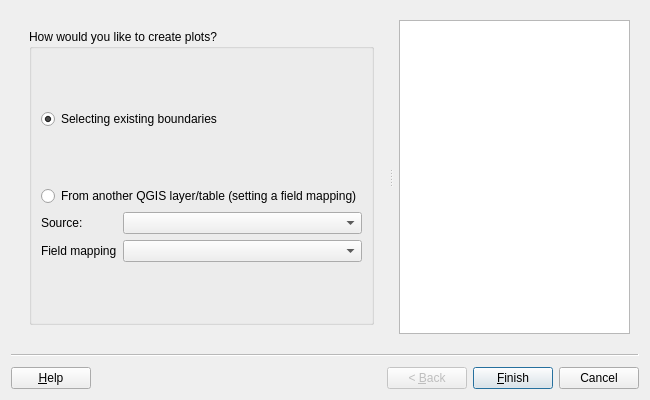
SwissTierrasColombia/Asistente-LADM-COL, file asistente_ladm_col/ui/wiz_create_plot_cadastre.ui: the form before one commit.
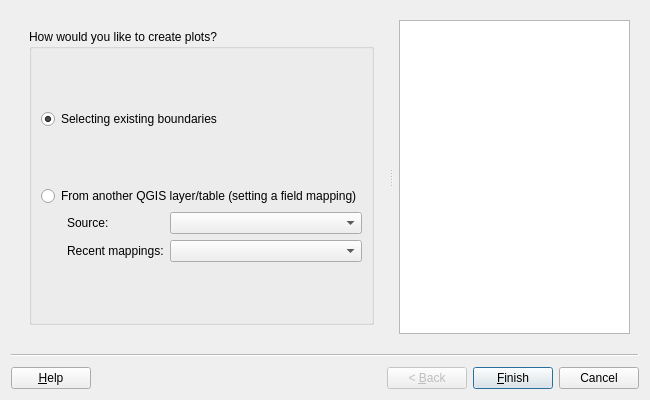
The form after the commit. Custom widgets are drawn as their Qt base class.

Diff of the .ui file:
```diff
--- a/asistente_ladm_col/ui/wiz_create_plot_cadastre.ui
+++ b/asistente_ladm_col/ui/wiz_create_plot_cadastre.ui
@@ -98,7 +98,23 @@
              </property>
             </widget>
            </item>
-           <item row="4" column="0" colspan="2">
+           <item row="4" column="0">
+            <spacer name="horizontalSpacer">
+             <property name="orientation">
+              <enum>Qt::Horizontal</enum>
+             </property>
+             <property name="sizeType">
+              <enum>QSizePolicy::Minimum</enum>
+             </property>
+             <property name="sizeHint" stdset="0">
+              <size>
+               <width>17</width>
+               <height>20</height>
+              </size>
+             </property>
+            </spacer>
+           </item>
+           <item row="4" column="1">
             <layout class="QGridLayout" name="gridLayout_3">
              <item row="0" column="0">
               <widget class="QLabel" name="lbl_refactor_source">
@@ -138,7 +154,7 @@
              <item row="1" column="0">
               <widget class="QLabel" name="lbl_field_mapping">
                <property name="text">
-                <string>Field mapping</string>
+                <string>Recent mappings:</string>
                </property>
               </widget>
              </item>
```
